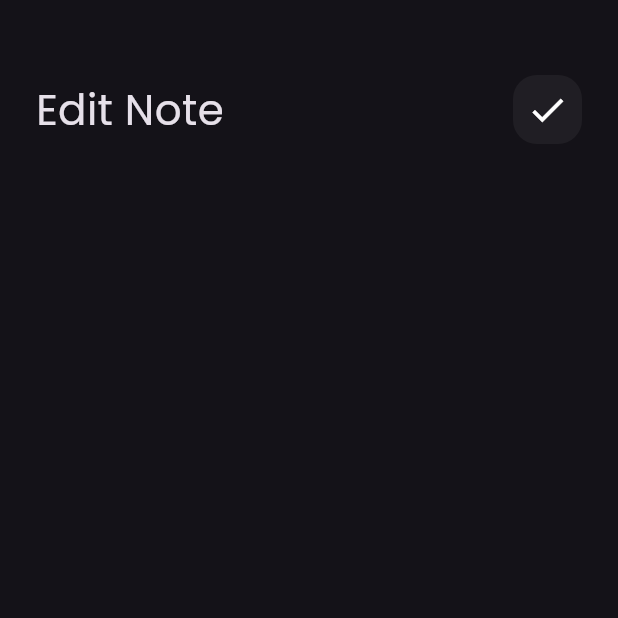
After one commit to MennaAllah28/notes.app, a Flutter app: the screen it shows after launch, after a tap on "Flutter Tips", on a phone screen of 412 x 824 dp, the top half of it. The commit adds this screen. Run offline on Flutter 3.47's test engine with Material 3 defaults, Android fonts, the phone set to English and light mode, and no system bars; our stand-ins replace font_awesome_flutter.

Commit message:
add custom app bar to edit notes view

```diff
--- /dev/null
+++ b/lib/views/edit_note_view.dart
@@ -0,0 +1,13 @@
+import 'package:flutter/material.dart';
+import 'package:notes/views/widgets/edit_view_body.dart';
+
+class EditNoteView extends StatelessWidget {
+  const EditNoteView({super.key});
+
+  @override
+  Widget build(BuildContext context) {
+    return const Scaffold(
+      body: EditNoteViewBody(),
+    );
+  }
+}
--- a/lib/views/widgets/custom_app_bar.dart
+++ b/lib/views/widgets/custom_app_bar.dart
@@ -2,18 +2,21 @@ import 'package:flutter/material.dart';
 import 'package:notes/views/widgets/custom_search_icon.dart';
 
 class CustomAppBar extends StatelessWidget {
-  const CustomAppBar({super.key});
-
+  const CustomAppBar({super.key, required this.title, required this.icon});
+  final String title;
+  final IconData icon;
   @override
   Widget build(BuildContext context) {
-    return const Row(
+    return Row(
       children: [
         Text(
-          'Notes',
-          style: TextStyle(fontSize: 28),
+          title,
+          style: const TextStyle(fontSize: 28),
         ),
-        Spacer(),
-        CustomSearchIcon(),
+        const Spacer(),
+        CustomSearchIcon(
+          icon: icon,
+        ),
       ],
     );
   }
--- a/lib/views/widgets/custom_item_note.dart
+++ b/lib/views/widgets/custom_item_note.dart
@@ -1,12 +1,19 @@
 import 'package:flutter/material.dart';
 import 'package:font_awesome_flutter/font_awesome_flutter.dart';
+import 'package:notes/views/edit_note_view.dart';
 
 class NotesItem extends StatelessWidget {
   const NotesItem({super.key});
 
   @override
   Widget build(BuildContext context) {
-    return Container(
+    return GestureDetector(
+      onTap: (() {
+        Navigator.push(context, MaterialPageRoute(builder: (context) {
+          return const EditNoteView();
+        }));
+      }),
+      child: Container(
         padding: const EdgeInsets.only(left: 16, bottom: 24, top: 24),
         decoration: BoxDecoration(
           color: const Color(0xffFFCC80),
@@ -41,12 +48,13 @@ class NotesItem extends StatelessWidget {
               padding: const EdgeInsets.only(right: 24.0),
               child: Text(
                 'June22 , 2022',
-              style:
-                  TextStyle(color: Colors.black.withOpacity(0.4), fontSize: 16),
+                style: TextStyle(
+                    color: Colors.black.withOpacity(0.4), fontSize: 16),
               ),
             )
           ],
         ),
+      ),
     );
   }
 }
--- a/lib/views/widgets/custom_search_icon.dart
+++ b/lib/views/widgets/custom_search_icon.dart
@@ -1,8 +1,8 @@
 import 'package:flutter/material.dart';
 
 class CustomSearchIcon extends StatelessWidget {
-  const CustomSearchIcon({super.key});
-
+  const CustomSearchIcon({super.key, required this.icon});
+  final IconData icon;
   @override
   Widget build(BuildContext context) {
     return Container(
@@ -12,9 +12,9 @@ class CustomSearchIcon extends StatelessWidget {
         color: Colors.white.withOpacity(0.05),
         borderRadius: BorderRadius.circular(16),
       ),
-      child: const Center(
+      child: Center(
           child: Icon(
-        Icons.search,
+        icon,
         size: 28,
       )),
     );
--- /dev/null
+++ b/lib/views/widgets/edit_view_body.dart
@@ -0,0 +1,24 @@
+import 'package:flutter/material.dart';
+import 'package:notes/views/widgets/custom_app_bar.dart';
+
+class EditNoteViewBody extends StatelessWidget {
+  const EditNoteViewBody({super.key});
+
+  @override
+  Widget build(BuildContext context) {
+    return const Padding(
+      padding: EdgeInsets.symmetric(horizontal: 24),
+      child: Column(
+        children: [
+          SizedBox(
+            height: 50,
+          ),
+          CustomAppBar(
+            title: 'Edit Note',
+            icon: Icons.check,
+          )
+        ],
+      ),
+    );
+  }
+}
--- a/lib/views/widgets/notes_view_body.dart
+++ b/lib/views/widgets/notes_view_body.dart
@@ -14,7 +14,10 @@ class NotesViewBody extends StatelessWidget {
           SizedBox(
             height: 50,
           ),
-          CustomAppBar(),
+          CustomAppBar(
+            title: 'Notes',
+            icon: Icons.search,
+          ),
           Expanded(
             child: NotesListView(),
           )
```
Lines whose indentation alone changed are shown as unchanged.
